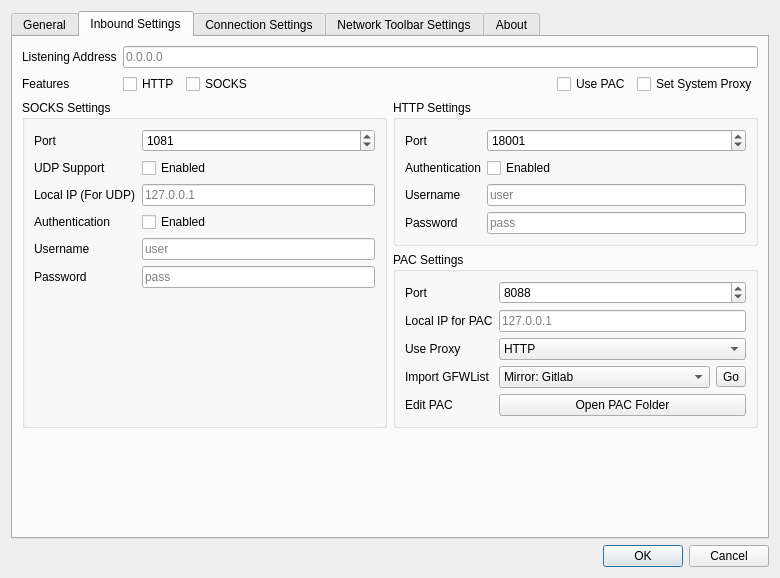
This is src/ui/w_PreferencesWindow.ui in darsvador/qvssr as Qt 5 draws it before an edit. The edited form follows.
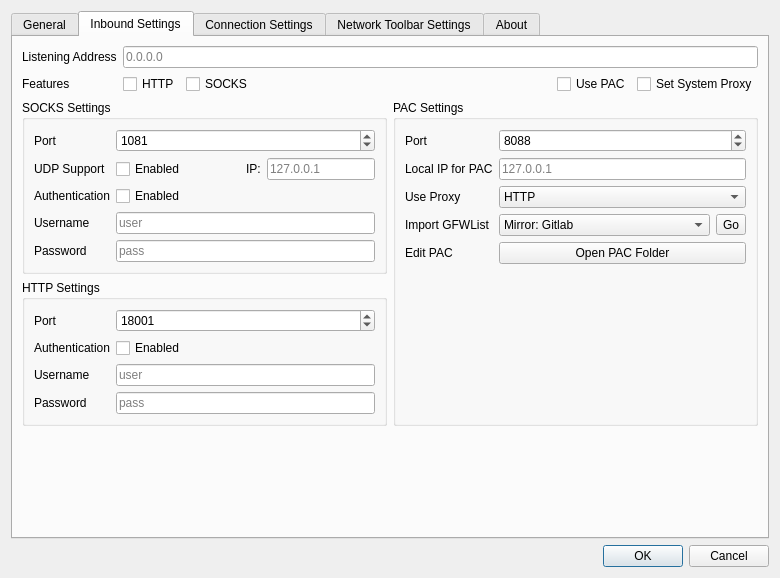
This is the edited form. The open tabs and pages were chosen to show the change. Icons and pictures are not drawn.

```diff
--- a/src/ui/w_PreferencesWindow.ui
+++ b/src/ui/w_PreferencesWindow.ui
@@ -525,7 +525,7 @@
        </item>
        <item>
         <layout class="QGridLayout" name="gridLayout_7">
-         <item row="0" column="0" rowspan="2">
+         <item row="0" column="0">
           <widget class="QGroupBox" name="socksGroupBox">
            <property name="title">
             <string>SOCKS Settings</string>
@@ -559,62 +559,79 @@
              </widget>
             </item>
             <item row="1" column="1">
+             <layout class="QHBoxLayout" name="horizontalLayout_8">
+              <item>
              <widget class="QCheckBox" name="socksUDPCB">
               <property name="text">
                <string>Enabled</string>
               </property>
              </widget>
             </item>
-            <item row="2" column="0">
+              <item>
+               <spacer name="horizontalSpacer_5">
+                <property name="orientation">
+                 <enum>Qt::Horizontal</enum>
+                </property>
+                <property name="sizeHint" stdset="0">
+                 <size>
+                  <width>40</width>
+                  <height>20</height>
+                 </size>
+                </property>
+               </spacer>
+              </item>
+              <item>
              <widget class="QLabel" name="label_25">
               <property name="text">
-               <string>Local IP (For UDP)</string>
+                 <string>IP:</string>
               </property>
              </widget>
             </item>
-            <item row="2" column="1">
+              <item>
              <widget class="QLineEdit" name="socksUDPIP">
               <property name="placeholderText">
                <string notr="true">127.0.0.1</string>
               </property>
              </widget>
             </item>
-            <item row="3" column="0">
+             </layout>
+            </item>
+            <item row="2" column="0">
              <widget class="QLabel" name="label_10">
               <property name="text">
                <string>Authentication</string>
               </property>
              </widget>
             </item>
-            <item row="3" column="1">
+            <item row="2" column="1">
              <widget class="QCheckBox" name="socksAuthCB">
               <property name="text">
                <string>Enabled</string>
               </property>
              </widget>
             </item>
-            <item row="4" column="0">
+            <item row="3" column="0">
              <widget class="QLabel" name="label_11">
               <property name="text">
                <string>Username</string>
               </property>
              </widget>
             </item>
-            <item row="4" column="1">
+            <item row="3" column="1">
              <widget class="QLineEdit" name="socksAuthUsernameTxt">
               <property name="placeholderText">
                <string notr="true">user</string>
               </property>
              </widget>
             </item>
-            <item row="5" column="0">
+            <item row="4" column="0">
              <widget class="QLabel" name="label_12">
               <property name="text">
                <string>Password</string>
               </property>
              </widget>
             </item>
-            <item row="5" column="1">
+            <item row="4" column="1">
              <widget class="QLineEdit" name="socksAuthPasswordTxt">
               <property name="placeholderText">
                <string notr="true">pass</string>
@@ -624,7 +641,7 @@
            </layout>
           </widget>
          </item>
-         <item row="0" column="1">
+         <item row="1" column="0">
           <widget class="QGroupBox" name="httpGroupBox">
            <property name="title">
             <string>HTTP Settings</string>
@@ -695,7 +712,7 @@
            </layout>
           </widget>
          </item>
-         <item row="1" column="1">
+         <item row="0" column="1" rowspan="2">
           <widget class="QGroupBox" name="pacGroupBox">
            <property name="title">
             <string>PAC Settings</string>
```
Left out of the diff: 2 changed lines with no effect on the pictures. Lines whose indentation alone changed are shown as unchanged.
